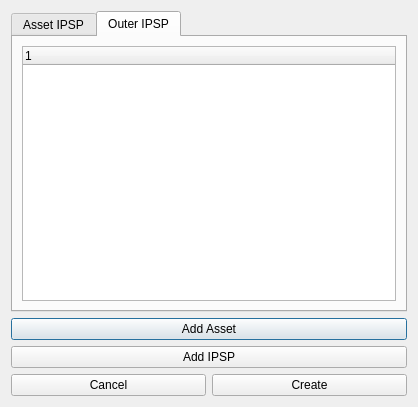
hoang1997/CitadelY, file environment.ui: the form before one commit.
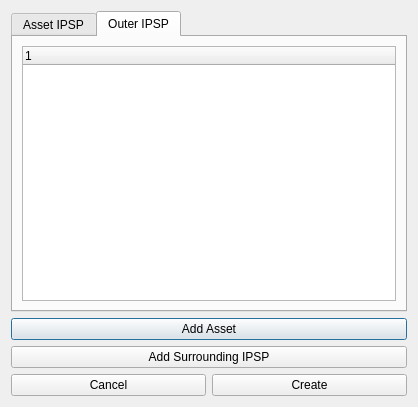
The form after the commit. The open tabs and pages were chosen to show the change.

Patch:
```diff
--- a/environment.ui
+++ b/environment.ui
@@ -59,7 +59,7 @@
      <item>
       <widget class="QPushButton" name="addIPSP">
        <property name="text">
-        <string>Add IPSP</string>
+        <string>Add Surrounding IPSP</string>
        </property>
       </widget>
      </item>
```
Left out of the diff: 12 changed lines with no effect on the pictures.
